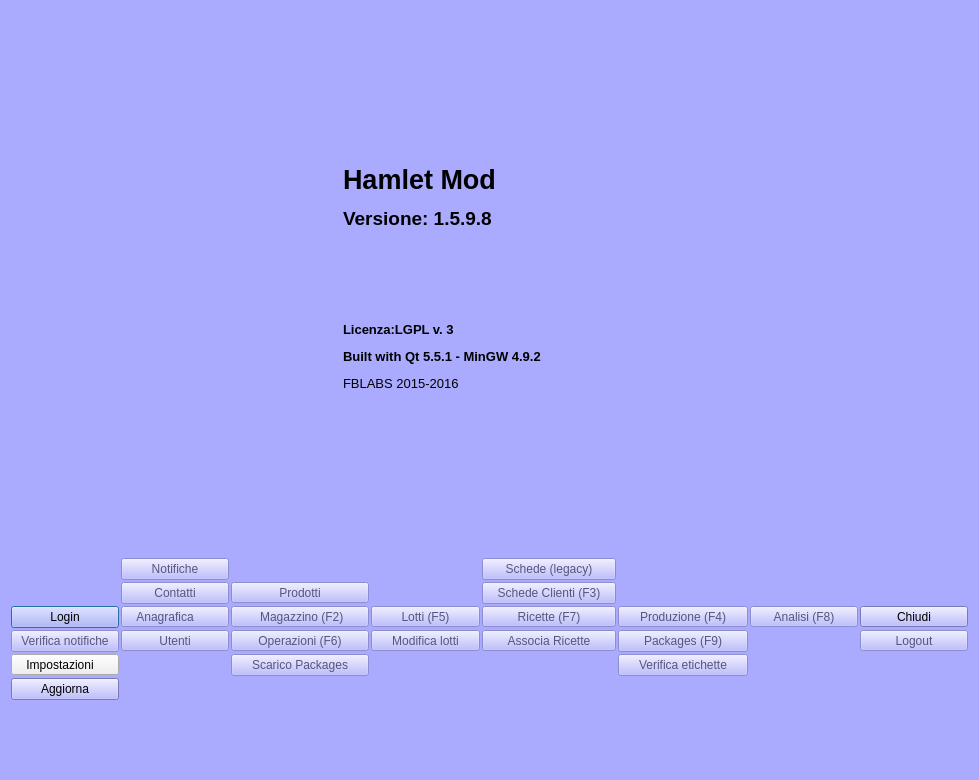
Old version of the form mainwindow.ui in the repository fblabs/hamlet-mod-sancon.
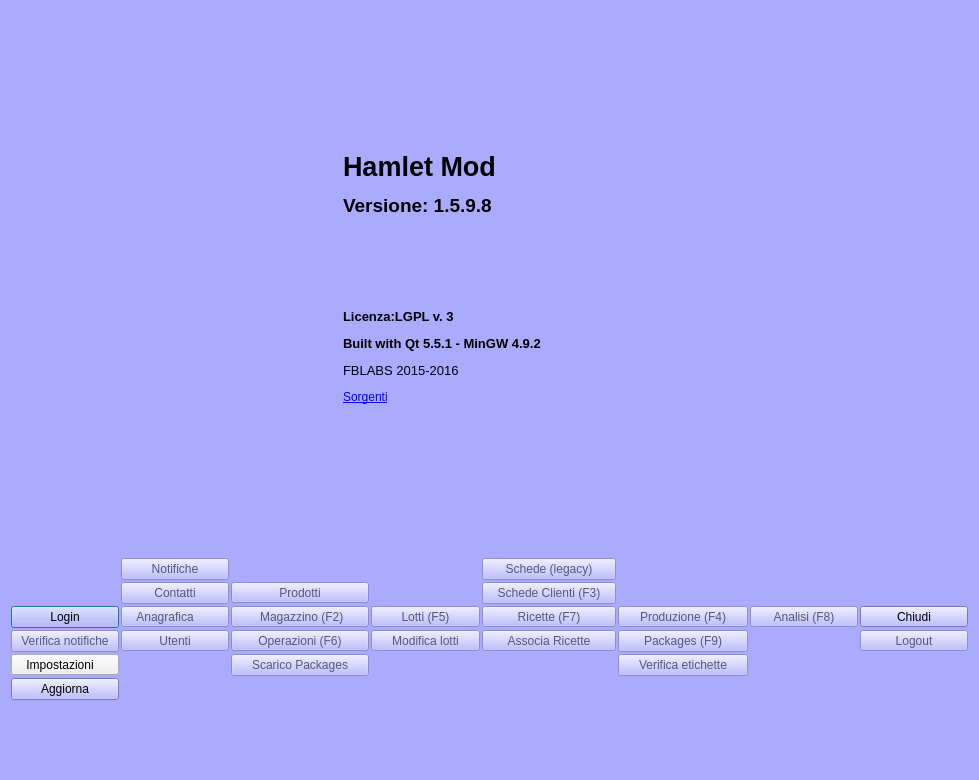
New version of the form. Icons and pictures are not drawn.

The edit to the form file:
```diff
--- a/mainwindow.ui
+++ b/mainwindow.ui
@@ -523,7 +523,7 @@
       <item>
        <widget class="QLabel" name="label_2">
         <property name="text">
-         <string>&lt;html&gt;&lt;head/&gt;&lt;body&gt;&lt;p&gt;&lt;span style=&quot; font-size:20pt; font-weight:600;&quot;&gt;Hamlet Mod&lt;/span&gt;&lt;/p&gt;&lt;p&gt;&lt;span style=&quot; font-size:14pt; font-weight:600;&quot;&gt;Versione: 1.5.9.8&lt;/span&gt;&lt;/p&gt;&lt;p&gt;&lt;br/&gt;&lt;/p&gt;&lt;p&gt;&lt;br/&gt;&lt;/p&gt;&lt;p&gt;&lt;span style=&quot; font-size:10pt; font-weight:600;&quot;&gt;Licenza:LGPL v. 3&lt;/span&gt;&lt;/p&gt;&lt;p&gt;&lt;span style=&quot; font-size:10pt; font-weight:600;&quot;&gt;Built with Qt 5.5.1 - MinGW 4.9.2&lt;/span&gt;&lt;/p&gt;&lt;p&gt;&lt;span style=&quot; font-size:10pt;&quot;&gt;FBLABS 2015-2016&lt;/span&gt;&lt;/p&gt;&lt;/body&gt;&lt;/html&gt;</string>
+         <string>&lt;html&gt;&lt;head/&gt;&lt;body&gt;&lt;p&gt;&lt;span style=&quot; font-size:20pt; font-weight:600;&quot;&gt;Hamlet Mod&lt;/span&gt;&lt;/p&gt;&lt;p&gt;&lt;span style=&quot; font-size:14pt; font-weight:600;&quot;&gt;Versione: 1.5.9.8&lt;/span&gt;&lt;/p&gt;&lt;p&gt;&lt;br/&gt;&lt;/p&gt;&lt;p&gt;&lt;br/&gt;&lt;/p&gt;&lt;p&gt;&lt;span style=&quot; font-size:10pt; font-weight:600;&quot;&gt;Licenza:LGPL v. 3&lt;/span&gt;&lt;/p&gt;&lt;p&gt;&lt;span style=&quot; font-size:10pt; font-weight:600;&quot;&gt;Built with Qt 5.5.1 - MinGW 4.9.2&lt;/span&gt;&lt;/p&gt;&lt;p&gt;&lt;span style=&quot; font-size:10pt;&quot;&gt;FBLABS 2015-2016&lt;/span&gt;&lt;/p&gt;&lt;p&gt;&lt;a href=&quot;https://www.github.com/fblabs/hamlet-mod-sancon&quot;&gt;&lt;span style=&quot; text-decoration: underline; color:#0000ff;&quot;&gt;Sorgenti&lt;/span&gt;&lt;/a&gt;&lt;/p&gt;&lt;/body&gt;&lt;/html&gt;</string>
         </property>
         <property name="scaledContents">
          <bool>false</bool>
```
Left out of the diff: 3 changed lines with no effect on the pictures.
